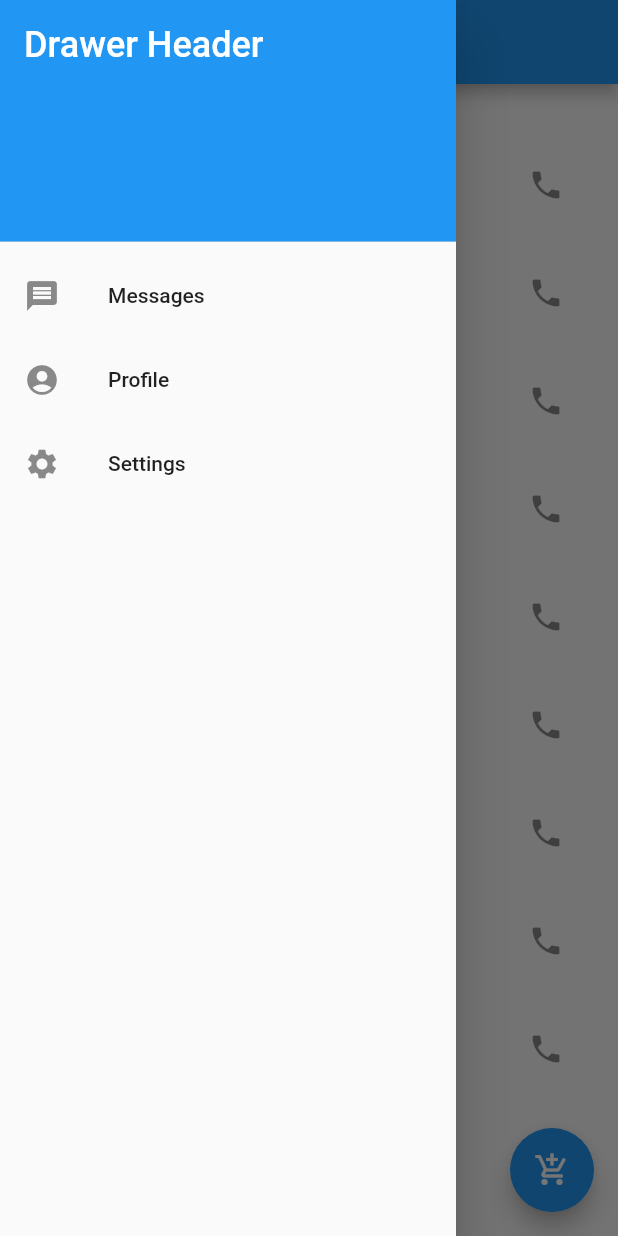
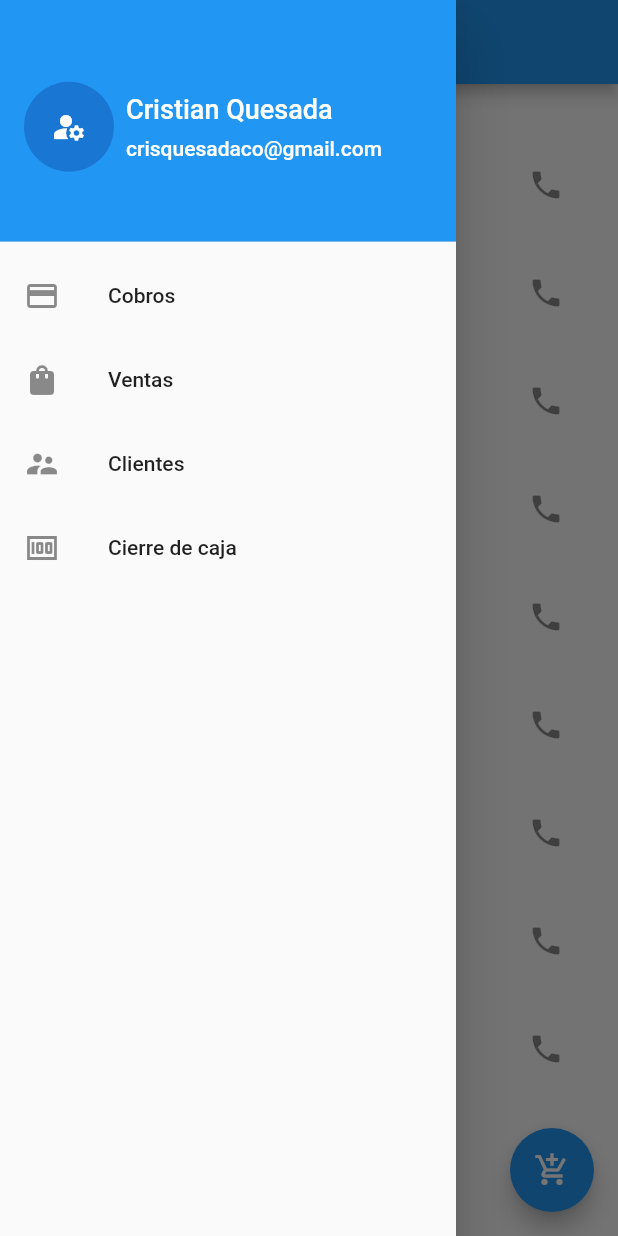
Before and after one commit to coscristian/Sales-App, a Flutter app: the screen it shows after launch, with the side drawer open, on a phone screen of 412 x 824 dp. Run offline on Flutter 3.47's test engine with Material 2 defaults, Android fonts, the light colour scheme and no system bars.

Commit message:
Drawer finished

```diff
--- /dev/null
+++ b/lib/pages/cash_close.dart
@@ -0,0 +1,16 @@
+import 'package:flutter/material.dart';
+import 'package:ventas/widgets/drawer.dart';
+
+class CashClosePage extends StatelessWidget {
+  const CashClosePage({super.key});
+
+  @override
+  Widget build(BuildContext context) {
+    return Scaffold(
+      appBar: AppBar(
+        title: const Text("Cierre de caja"),
+      ),
+      drawer: const DrawerWidget(),
+    );
+  }
+}
--- a/lib/widgets/drawer.dart
+++ b/lib/widgets/drawer.dart
@@ -1,4 +1,6 @@
 import 'package:flutter/material.dart';
+import 'package:ventas/pages/cash_close.dart';
+import 'package:ventas/pages/payments.dart';
 
 class DrawerWidget extends StatelessWidget {
   const DrawerWidget({super.key});
@@ -8,33 +10,97 @@ class DrawerWidget extends StatelessWidget {
     return Drawer(
       child: ListView(
         padding: EdgeInsets.zero,
-        children: const <Widget>[
+        children: <Widget>[
           DrawerHeader(
-            decoration: BoxDecoration(
+            decoration: const BoxDecoration(
               color: Colors.blue,
             ),
-            child: Text(
+            child: _header(),
+          ),
+          ListTile(
+            leading: const Icon(Icons.payment),
+            title: const Text('Cobros'),
+            onTap: () {
+              Navigator.pushReplacement(
+                context,
+                MaterialPageRoute(
+                  builder: (context) => const PaymentsPage(),
+                ),
+              );
+            },
+          ),
+          ListTile(
+            leading: const Icon(Icons.shopping_bag),
+            title: const Text('Ventas'),
+            onTap: () {},
+          ),
+          ListTile(
+            leading: const Icon(Icons.supervisor_account),
+            title: const Text('Clientes'),
+            onTap: () {},
+          ),
+          ListTile(
+            leading: const Icon(Icons.money),
+            title: const Text('Cierre de caja'),
+            onTap: () {
+              Navigator.pushReplacement(
+                context,
+                MaterialPageRoute(
+                  builder: (context) => const CashClosePage(),
+                ),
+              );
+            },
+          ),
+        ],
+      ),
+    );
+  } /*
+Text(
               'Drawer Header',
               style: TextStyle(
                 color: Colors.white,
                 fontSize: 24,
               ),
             ),
-          ),
-          ListTile(
-            leading: Icon(Icons.message),
-            title: Text('Messages'),
-          ),
-          ListTile(
-            leading: Icon(Icons.account_circle),
-            title: Text('Profile'),
-          ),
-          ListTile(
-            leading: Icon(Icons.settings),
-            title: Text('Settings'),
-          ),
-        ],
-      ),
+            */
+
+  Widget _header() {
+    //TODO: Consultar los datos de la cabecera
+
+    const image = Icon(Icons.manage_accounts);
+    const name = "Cristian Quesada";
+    const email = "crisquesadaco@gmail.com";
+
+    return Row(
+      children: [
+        const CircleAvatar(
+          child: image,
+          radius: 30,
+        ),
+        const SizedBox(
+          width: 8,
+        ),
+        Column(
+          mainAxisSize: MainAxisSize.min,
+          crossAxisAlignment: CrossAxisAlignment.start,
+          children: const [
+            Text(
+              name,
+              style: TextStyle(
+                color: Colors.white,
+                fontSize: 18,
+              ),
+            ),
+            SizedBox(
+              height: 8,
+            ),
+            Text(email,
+                style: TextStyle(
+                  color: Colors.white,
+                )),
+          ],
+        ),
+      ],
     );
   }
 }
```
